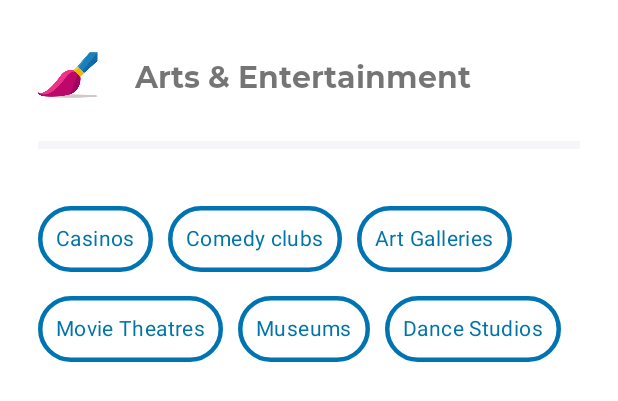
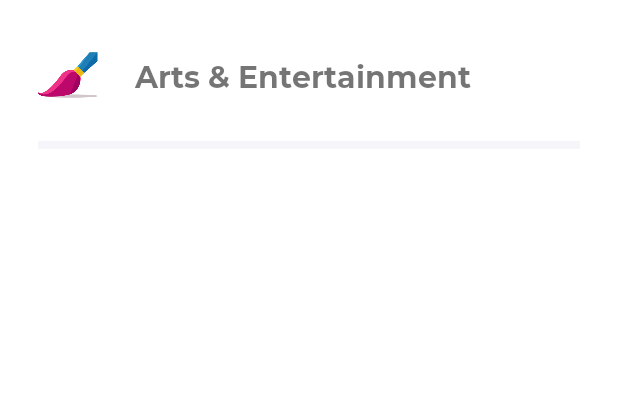
Before and after one commit to LAdamyan/main, an Android app: the layout sorting_item_view.xml on its own in the app's theme, with its tools: preview values and no code run, on a phone screen of 412 x 824 dp. Shown: the top 401 px of the screen. Run offline under Robolectric (Android 15) with nearby library versions, the light colour scheme and no system bars.

Commit message:
homework12

```diff
--- a/app/src/main/java/com/example/myapplication/FilterActivity.java
+++ b/app/src/main/java/com/example/myapplication/FilterActivity.java
@@ -5,10 +5,16 @@ import android.os.Bundle;
 import androidx.annotation.Nullable;
 import androidx.appcompat.app.AppCompatActivity;
 
+import com.google.android.material.chip.Chip;
+import com.google.android.material.chip.ChipGroup;
+
 public class FilterActivity extends AppCompatActivity {
     @Override
     protected void onCreate(@Nullable Bundle savedInstanceState) {
         super.onCreate(savedInstanceState);
         setContentView(R.layout.sorting_layout);
+
+
+
     }
 }
--- a/app/src/main/res/layout/sorting_item_view.xml
+++ b/app/src/main/res/layout/sorting_item_view.xml
@@ -54,59 +54,13 @@
         app:layout_constraintTop_toBottomOf="@id/view_recycle_items"
         app:layout_constraintBottom_toBottomOf="parent">
 
-        <com.google.android.material.chip.Chip
-            android:id="@+id/chip1"
-            style="@style/RecycleChips"
+        <androidx.appcompat.widget.AppCompatTextView
+            android:id="@+id/chip_text"
             android:layout_width="wrap_content"
-            android:layout_height="@dimen/sixty_dp"
-            android:checked="true"
-            android:text="@string/casinos"
-            android:textColor="@color/light_blue"/>
+            android:layout_height="wrap_content"/>
 
-        <com.google.android.material.chip.Chip
-            android:id="@+id/chip2"
-            style="@style/RecycleChips"
-            android:layout_width="wrap_content"
-            android:layout_height="@dimen/sixty_dp"
-            android:checked="true"
-            android:text="@string/comedy_clubs"
-            android:textColor="@color/light_blue"/>
 
-        <com.google.android.material.chip.Chip
-            android:id="@+id/chip3"
-            style="@style/RecycleChips"
-            android:layout_width="wrap_content"
-            android:layout_height="@dimen/sixty_dp"
-            android:checked="true"
-            android:text="@string/art_galleries"
-            android:textColor="@color/light_blue"/>
 
-        <com.google.android.material.chip.Chip
-            android:id="@+id/chip4"
-            style="@style/RecycleChips"
-            android:layout_width="wrap_content"
-            android:layout_height="@dimen/sixty_dp"
-            android:checked="true"
-            android:text="@string/movie_theatres"
-            android:textColor="@color/light_blue"/>
-
-        <com.google.android.material.chip.Chip
-            android:id="@+id/chip5"
-            style="@style/RecycleChips"
-            android:layout_width="wrap_content"
-            android:layout_height="@dimen/sixty_dp"
-            android:checked="true"
-            android:text="@string/museums"
-            android:textColor="@color/light_blue" />
-
-        <com.google.android.material.chip.Chip
-            android:id="@+id/chip6"
-            style="@style/RecycleChips"
-            android:layout_width="wrap_content"
-            android:layout_height="@dimen/sixty_dp"
-            android:checked="true"
-            android:text="@string/dance_studios"
-            android:textColor="@color/light_blue"/>
 
 
     </com.google.android.material.chip.ChipGroup>
```
Also changed, not shown: app/src/main/java/com/example/myapplication/Categories.java (deleted, +0 -8 lines), app/src/main/java/com/example/myapplication/Category.java (added, +41 -0 lines), app/src/main/java/com/example/myapplication/FilterAdapter.java (+38 -1 lines).
